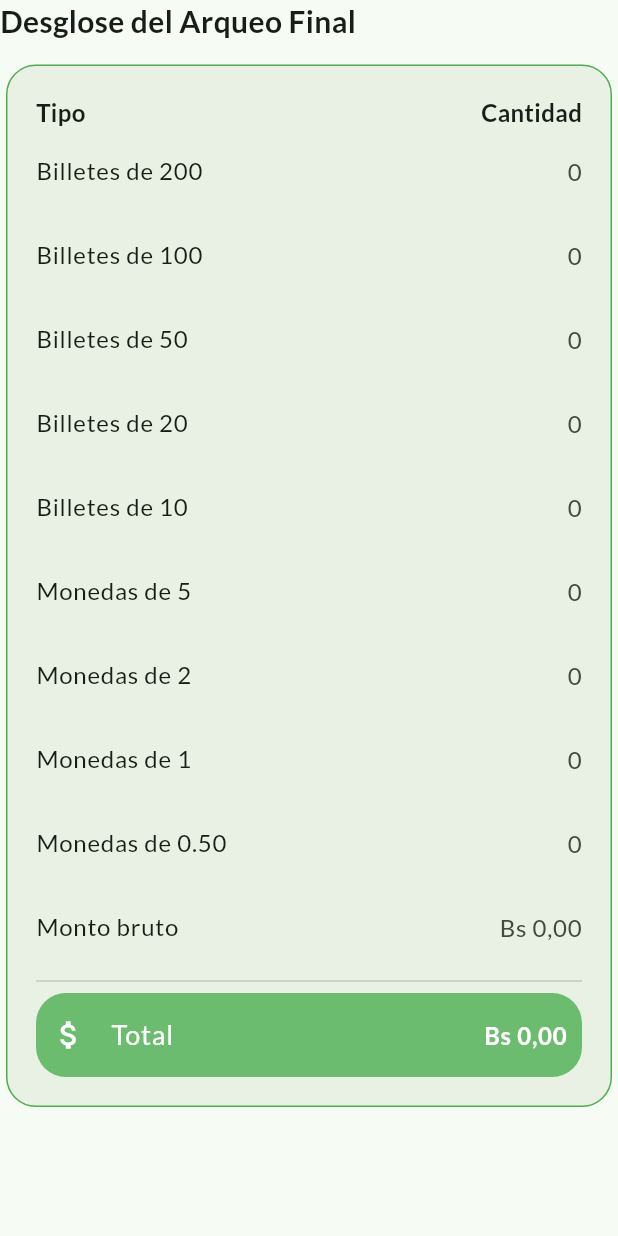
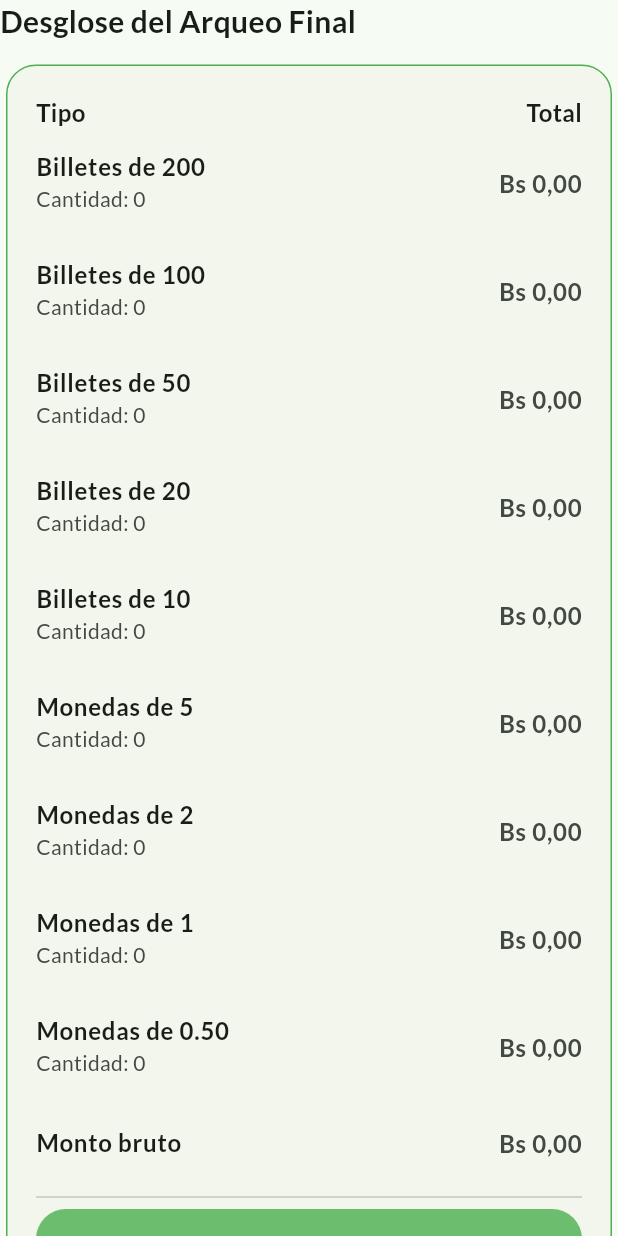
Before and after one commit to Jose20025/arqueo_ahsc, a Flutter app: the FinalCashCountDetails widget shown alone on an empty page, opened directly with empty values, on a phone screen of 412 x 824 dp. Run offline on Flutter 3.47's test engine with Material 3 defaults, Android fonts, the phone set to English and light mode, and no system bars; our stand-ins replace google_fonts, shared_preferences; accounts and stored records are empty.

Commit message:
Update text styles and currency formatting in FinalCashCountDetails

```diff
--- a/lib/app/widgets/details/final_cash_count_details.dart
+++ b/lib/app/widgets/details/final_cash_count_details.dart
@@ -9,7 +9,8 @@ class FinalCashCountDetails extends StatelessWidget {
 
   @override
   Widget build(BuildContext context) {
-    TextStyle style = const TextStyle(fontSize: 16);
+    TextStyle style =
+        const TextStyle(fontSize: 16, fontWeight: FontWeight.bold);
 
     return Column(
       crossAxisAlignment: CrossAxisAlignment.start,
@@ -27,7 +28,7 @@ class FinalCashCountDetails extends StatelessWidget {
               width: 1,
             ),
           ),
-          surfaceTintColor: Colors.green,
+          surfaceTintColor: Colors.white,
           shadowColor: Colors.transparent,
           child: Padding(
             padding: const EdgeInsets.all(20),
@@ -42,7 +43,7 @@ class FinalCashCountDetails extends StatelessWidget {
                           TextStyle(fontSize: 16, fontWeight: FontWeight.bold),
                     ),
                     Text(
-                      'Cantidad',
+                      'Total',
                       style:
                           TextStyle(fontSize: 16, fontWeight: FontWeight.bold),
                     ),
@@ -50,91 +51,92 @@ class FinalCashCountDetails extends StatelessWidget {
                 ),
                 ListTile(
                   title: Text('Billetes de 200', style: style),
+                  subtitle: Text(
+                      'Cantidad: ${cashCount.cash200 == 0 ? '0' : NumberFormat.decimalPatternDigits().format(cashCount.cash200)}'),
                   trailing: Text(
-                    cashCount.cash200 == 0
-                        ? '0'
-                        : NumberFormat.decimalPatternDigits()
-                            .format(cashCount.cash200),
+                    NumberFormat.currency().format(
+                        cashCount.cash200 == 0 ? 0 : cashCount.cash200! * 200),
                     style: style,
                   ),
                 ),
                 ListTile(
                   title: Text('Billetes de 100', style: style),
+                  subtitle: Text(
+                      'Cantidad: ${cashCount.cash100 == 0 ? '0' : NumberFormat.decimalPatternDigits().format(cashCount.cash100)}'),
                   trailing: Text(
-                    cashCount.cash100 == 0
-                        ? '0'
-                        : NumberFormat.decimalPatternDigits()
-                            .format(cashCount.cash100),
+                    NumberFormat.currency().format(
+                        cashCount.cash100 == 0 ? 0 : cashCount.cash100! * 100),
                     style: style,
                   ),
                 ),
                 ListTile(
                   title: Text('Billetes de 50', style: style),
+                  subtitle: Text(
+                      'Cantidad: ${cashCount.cash50 == 0 ? '0' : NumberFormat.decimalPatternDigits().format(cashCount.cash50)}'),
                   trailing: Text(
-                    cashCount.cash50 == 0
-                        ? '0'
-                        : NumberFormat.decimalPatternDigits()
-                            .format(cashCount.cash50),
+                    NumberFormat.currency().format(
+                        cashCount.cash50 == 0 ? 0 : cashCount.cash50! * 50),
                     style: style,
                   ),
                 ),
                 ListTile(
                   title: Text('Billetes de 20', style: style),
+                  subtitle: Text(
+                      'Cantidad: ${cashCount.cash20 == 0 ? '0' : NumberFormat.decimalPatternDigits().format(cashCount.cash20)}'),
                   trailing: Text(
-                    cashCount.cash20 == 0
-                        ? '0'
-                        : NumberFormat.decimalPatternDigits()
-                            .format(cashCount.cash20),
+                    NumberFormat.currency().format(
+                        cashCount.cash20 == 0 ? 0 : cashCount.cash20! * 20),
                     style: style,
                   ),
                 ),
                 ListTile(
                   title: Text('Billetes de 10', style: style),
+                  subtitle: Text(
+                      'Cantidad: ${cashCount.cash10 == 0 ? '0' : NumberFormat.decimalPatternDigits().format(cashCount.cash10)}'),
                   trailing: Text(
-                    cashCount.cash10 == 0
-                        ? '0'
-                        : NumberFormat.decimalPatternDigits()
-                            .format(cashCount.cash10),
+                    NumberFormat.currency().format(
+                        cashCount.cash10 == 0 ? 0 : cashCount.cash10! * 10),
                     style: style,
                   ),
                 ),
                 ListTile(
                   title: Text('Monedas de 5', style: style),
+                  subtitle: Text(
+                      'Cantidad: ${cashCount.coin5 == 0 ? '0' : NumberFormat.decimalPatternDigits().format(cashCount.coin5)}'),
                   trailing: Text(
-                    cashCount.coin5 == 0
-                        ? '0'
-                        : NumberFormat.decimalPatternDigits()
-                            .format(cashCount.coin5),
+                    NumberFormat.currency().format(
+                        cashCount.coin5 == 0 ? 0 : cashCount.coin5! * 5),
                     style: style,
                   ),
                 ),
                 ListTile(
                   title: Text('Monedas de 2', style: style),
+                  subtitle: Text(
+                      'Cantidad: ${cashCount.coin2 == 0 ? '0' : NumberFormat.decimalPatternDigits().format(cashCount.coin2)}'),
                   trailing: Text(
-                    cashCount.coin2 == 0
-                        ? '0'
-                        : NumberFormat.decimalPatternDigits()
-                            .format(cashCount.coin2),
+                    NumberFormat.currency().format(
+                        cashCount.coin2 == 0 ? 0 : cashCount.coin2! * 2),
                     style: style,
                   ),
                 ),
                 ListTile(
                   title: Text('Monedas de 1', style: style),
+                  subtitle: Text(
+                      'Cantidad: ${cashCount.coin1 == 0 ? '0' : NumberFormat.decimalPatternDigits().format(cashCount.coin1)}'),
                   trailing: Text(
-                    cashCount.coin1 == 0
-                        ? '0'
-                        : NumberFormat.decimalPatternDigits()
-                            .format(cashCount.coin1),
+                    NumberFormat.currency().format(
+                        cashCount.coin1 == 0 ? 0 : cashCount.coin1! * 1),
                     style: style,
                   ),
                 ),
                 ListTile(
                   title: Text('Monedas de 0.50', style: style),
+                  subtitle: Text(
+                    'Cantidad: ${cashCount.coin05 == 0 ? '0' : NumberFormat.decimalPatternDigits().format(cashCount.coin05)}',
+                  ),
                   trailing: Text(
-                    cashCount.coin05 == 0
-                        ? '0'
-                        : NumberFormat.decimalPatternDigits()
-                            .format(cashCount.coin05),
+                    NumberFormat.currency().format(
+                        cashCount.coin05 == 0 ? 0 : cashCount.coin05! * 0.5),
                     style: style,
                   ),
                 ),
```
